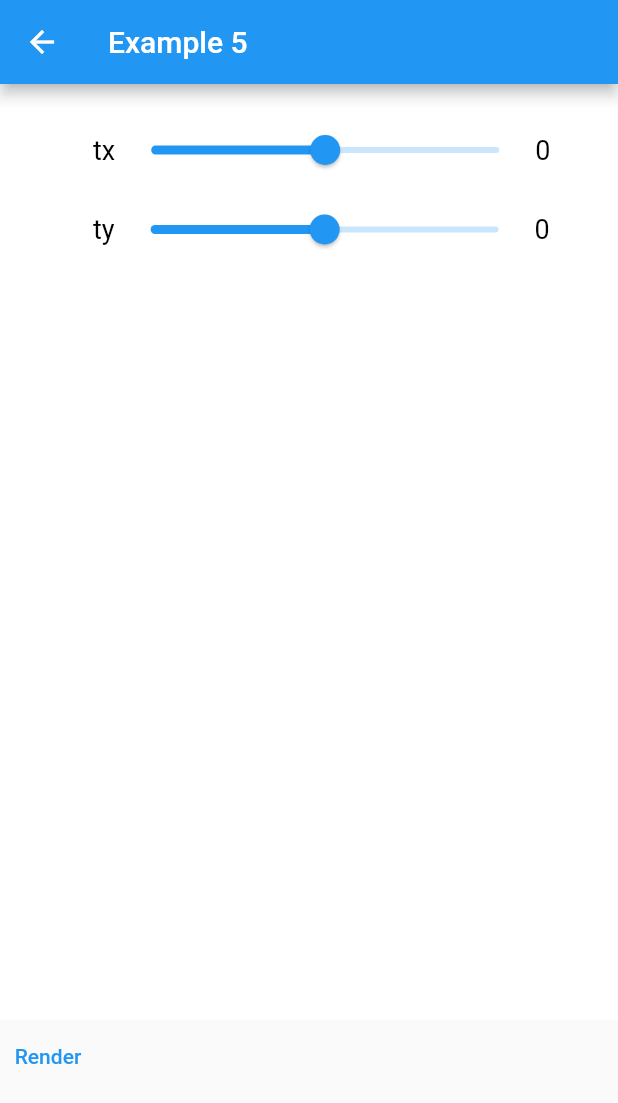
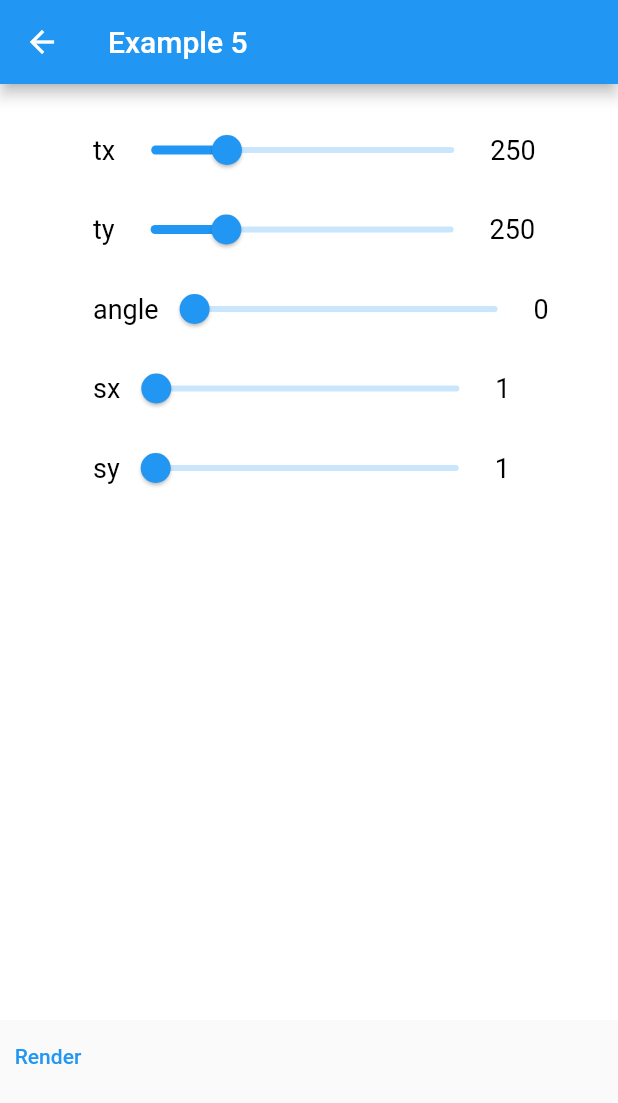
Before and after one commit to George35mk/flgl, a Flutter app: the Example5 screen opened directly, on a phone screen of 412 x 824 dp. Shown: the top 1103 px of the screen. Run offline on Flutter 3.47's test engine with Material 2 defaults, Android fonts, the phone set to English and light mode, and no system bars; missing offline and left inert: dart:ffi; statements that could not run were skipped.

Commit message:
added angle and scale transform controls.
- added math utils class.

```diff
--- a/example/lib/examples/controls/slider_row.dart
+++ b/example/lib/examples/controls/slider_row.dart
@@ -36,7 +36,7 @@ class _SliderRowState extends State<SliderRow> {
             ),
           ),
           SizedBox(
-            width: 280,
+            width: 250,
             child: Slider(
               value: widget.value,
               min: widget.min,
--- a/example/lib/examples/example_5.dart
+++ b/example/lib/examples/example_5.dart
@@ -9,6 +9,7 @@ import 'dart:typed_data';
 import 'controls/controls_manager.dart';
 import 'controls/gl_controls.dart';
 import 'gl_utils.dart';
+import 'math/math_utils.dart';
 
 class Example5 extends StatefulWidget {
   const Example5({Key? key}) : super(key: key);
@@ -33,9 +34,9 @@ class _Example5State extends State<Example5> {
   late int width = 1333;
   late int height = 752 - 80 - 48;
 
-  var translation = [200.0, 200.0];
-  var angleInRadians = 0.0;
-  var scale = [1, 1];
+  List<double> translation = [200.0, 200.0];
+  double angleInRadians = 0.0;
+  List<double> scale = [1.0, 1.0];
 
   ControlsManager? controlsManager;
 
@@ -46,9 +47,11 @@ class _Example5State extends State<Example5> {
     // init control manager.
     // ! add more controls for scale and rotation.
     controlsManager = ControlsManager({});
-    controlsManager!.add(Control(name: 'tx', min: -500, max: 500, value: 0));
-    controlsManager!.add(Control(name: 'ty', min: -500, max: 500, value: 0));
-    // controlsManager!.add(Control(name: 'tz', min: -500, max: 500, value: 0));
+    controlsManager!.add(Control(name: 'tx', min: 0, max: 1000, value: 250));
+    controlsManager!.add(Control(name: 'ty', min: 0, max: 1000, value: 250));
+    controlsManager!.add(Control(name: 'angle', min: 0, max: 360, value: 0));
+    controlsManager!.add(Control(name: 'sx', min: 1, max: 10, value: 1));
+    controlsManager!.add(Control(name: 'sy', min: 1, max: 10, value: 1));
   }
 
   @override
@@ -60,7 +63,6 @@ class _Example5State extends State<Example5> {
       body: Column(
         children: [
           Stack(
-            // alignment: AlignmentDirectional.topStart,
             children: [
               ViewportGL(
                 width: width,
@@ -78,7 +80,7 @@ class _Example5State extends State<Example5> {
               ),
               Positioned(
                 width: 350,
-                height: 150,
+                // height: 150,
                 top: 10,
                 right: 10,
                 child: GLControls(
@@ -91,6 +93,15 @@ class _Example5State extends State<Example5> {
                           break;
                         case 'ty':
                           translation[1] = control.value;
+                          break;
+                        case 'angle':
+                          angleInRadians = MathUtils.degToRad(control.value);
+                          break;
+                        case 'sx':
+                          scale[0] = control.value;
+                          break;
+                        case 'sy':
+                          scale[1] = control.value;
                           break;
                         default:
                       }
```
Also changed, not shown: example/lib/examples/math/math_utils.dart (added, +11 -0 lines).
